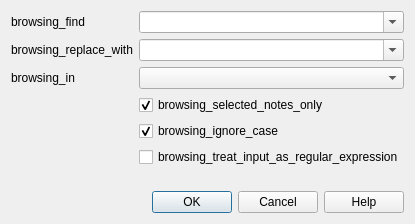
Before: the Qt Designer form qt/aqt/forms/findreplace.ui in ankitects/anki, drawn with Qt 5.
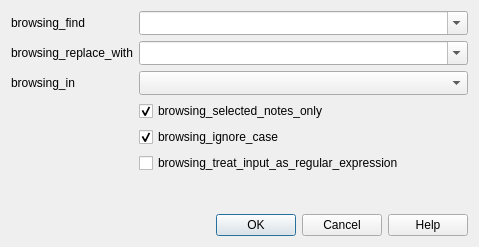
After: the same form once the commit is applied.

Commit message:
switch to new-style PyQt scoped enums and Qt6
The enum changes should work on PyQt 5.x, and are required in PyQt 6.x.
They are not supported by the PyQt5 typings however, so we need to run
our tests with PyQt6.

Patch:
```diff
--- a/qt/aqt/forms/findreplace.ui
+++ b/qt/aqt/forms/findreplace.ui
@@ -6,8 +6,8 @@
    <rect>
     <x>0</x>
     <y>0</y>
-    <width>377</width>
-    <height>224</height>
+    <width>479</width>
+    <height>247</height>
    </rect>
   </property>
   <property name="windowTitle">
@@ -31,7 +31,7 @@
         <enum>QComboBox::NoInsert</enum>
        </property>
        <property name="sizeAdjustPolicy">
-        <enum>QComboBox::AdjustToMinimumContentsLength</enum>
+        <enum>QComboBox::AdjustToMinimumContentsLengthWithIcon</enum>
        </property>
       </widget>
      </item>
@@ -59,7 +59,7 @@
      <item row="2" column="1">
       <widget class="QComboBox" name="field">
        <property name="sizeAdjustPolicy">
-        <enum>QComboBox::AdjustToMinimumContentsLength</enum>
+        <enum>QComboBox::AdjustToMinimumContentsLengthWithIcon</enum>
        </property>
       </widget>
      </item>
@@ -95,7 +95,7 @@
         <enum>QComboBox::NoInsert</enum>
        </property>
        <property name="sizeAdjustPolicy">
-        <enum>QComboBox::AdjustToMinimumContentsLength</enum>
+        <enum>QComboBox::AdjustToMinimumContentsLengthWithIcon</enum>
        </property>
       </widget>
      </item>
```
The commit also changes 55 other files.
